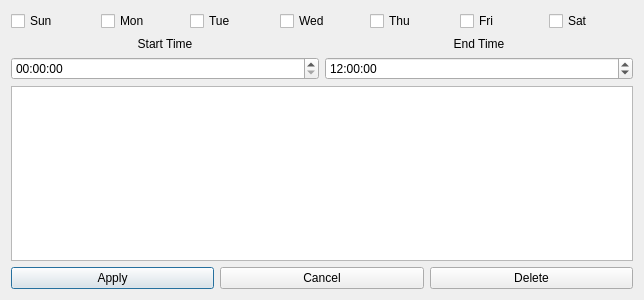
First picture: the form in ui/policy/policy_config.ui, repository wifievent/w, before the edit.
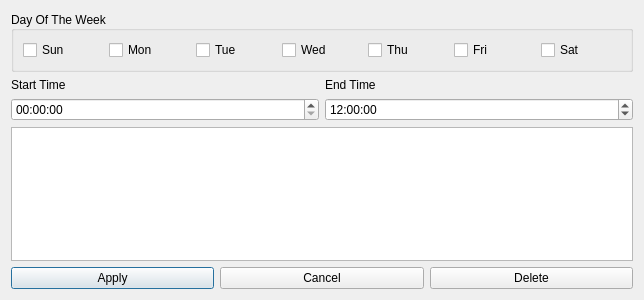
Second picture: the form after the edit.

Commit message:
📱 Update: day of the week form
add GroupBox & move day_of_the_week radio button to that

Diff of the .ui file:
```diff
--- a/ui/policy/policy_config.ui
+++ b/ui/policy/policy_config.ui
@@ -15,7 +15,14 @@
   </property>
   <layout class="QVBoxLayout" name="verticalLayout">
    <item>
-    <layout class="QHBoxLayout" name="day_of_week_form">
+    <widget class="QGroupBox" name="dayOfTheWeekGroup">
+     <property name="title">
+      <string>Day Of The Week</string>
+     </property>
+     <property name="alignment">
+      <set>Qt::AlignLeading|Qt::AlignLeft|Qt::AlignVCenter</set>
+     </property>
+     <layout class="QHBoxLayout" name="horizontalLayout">
      <item>
       <widget class="QCheckBox" name="day_of_week_0">
        <property name="text">
@@ -66,6 +73,7 @@
       </widget>
      </item>
     </layout>
+    </widget>
    </item>
    <item>
     <layout class="QHBoxLayout" name="horizontalLayout_5">
@@ -79,7 +87,7 @@
             <string>Start Time</string>
            </property>
            <property name="alignment">
-            <set>Qt::AlignCenter</set>
+            <set>Qt::AlignLeading|Qt::AlignLeft|Qt::AlignVCenter</set>
            </property>
           </widget>
          </item>
@@ -104,7 +112,7 @@
             <string>End Time</string>
            </property>
            <property name="alignment">
-            <set>Qt::AlignCenter</set>
+            <set>Qt::AlignLeading|Qt::AlignLeft|Qt::AlignVCenter</set>
            </property>
           </widget>
          </item>
```
Lines whose indentation alone changed are shown as unchanged.
